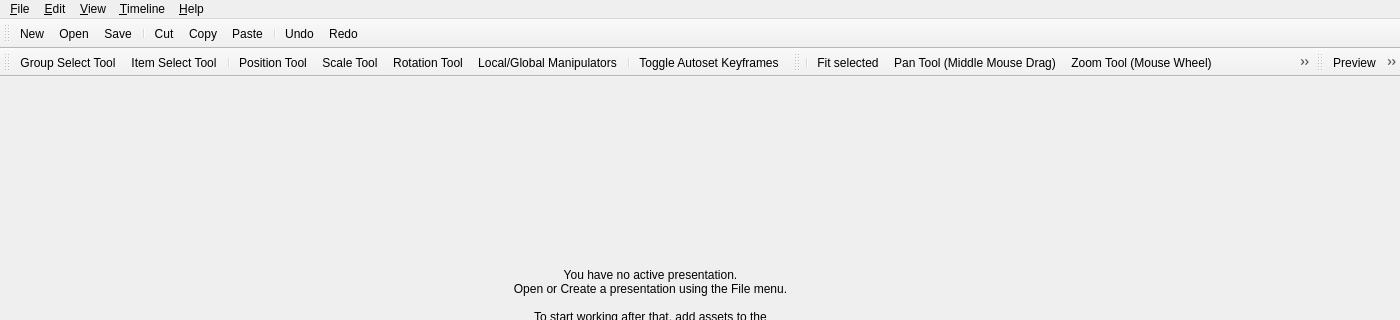
First picture: the form in src/Authoring/Studio/MainFrm.ui, repository flyhex/qt3dstudio, before the edit; both pictures show x 0 to 1400 and y 0 to 320 of the 1400 by 800 pixel window.
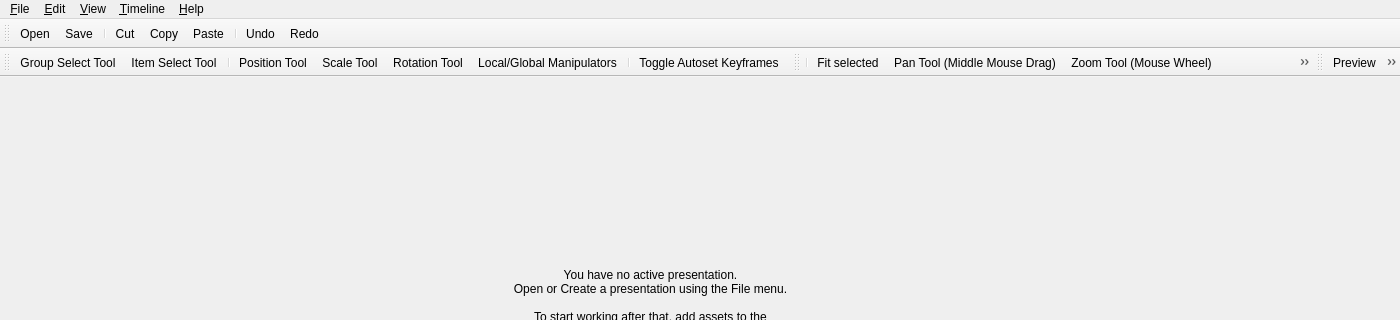
Second picture: the form after the edit. Icons and pictures are not drawn. Custom widgets are drawn as their Qt base class.

```diff
--- a/src/Authoring/Studio/MainFrm.ui
+++ b/src/Authoring/Studio/MainFrm.ui
@@ -163,7 +163,6 @@
    <attribute name="toolBarBreak">
     <bool>false</bool>
    </attribute>
-   <addaction name="action_New"/>
    <addaction name="action_Open"/>
    <addaction name="action_Save"/>
    <addaction name="separator"/>
@@ -499,14 +498,6 @@
     <string>Ctrl+Shift+U</string>
    </property>
   </action>
-  <action name="action_New">
-   <property name="text">
-    <string>&amp;New...</string>
-   </property>
-   <property name="shortcut">
-    <string>Ctrl+N</string>
-   </property>
-  </action>
   <action name="action_Open">
    <property name="text">
     <string>&amp;Open...</string>
```
Left out of the diff: 22 changed lines with no effect on the pictures.
